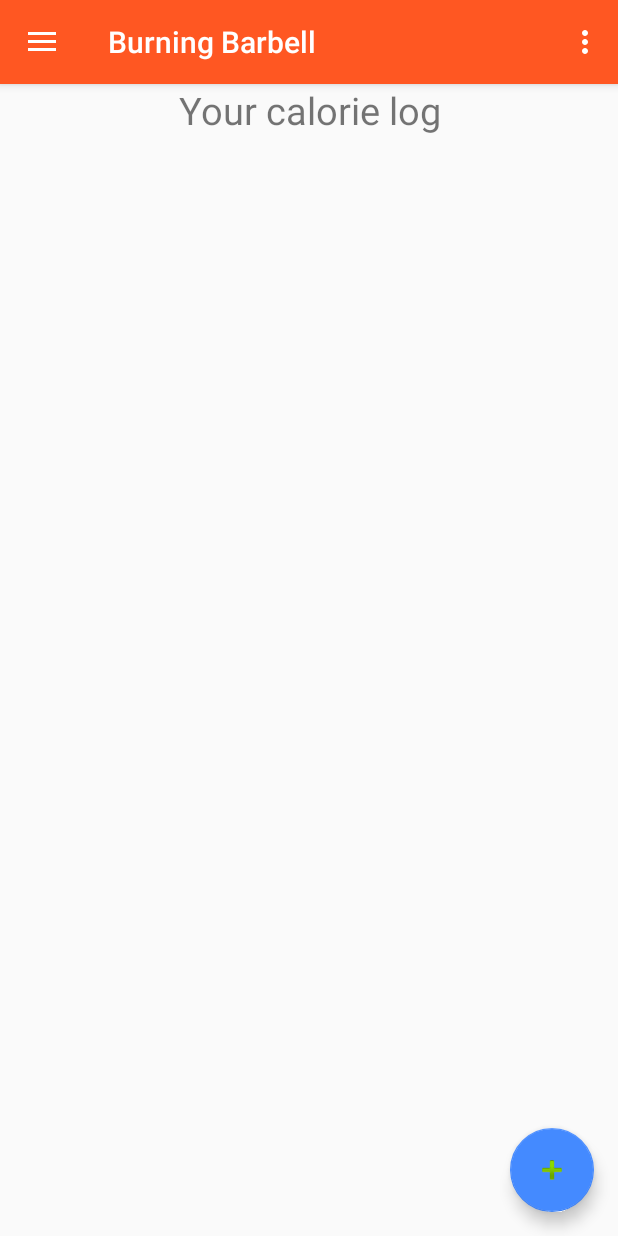
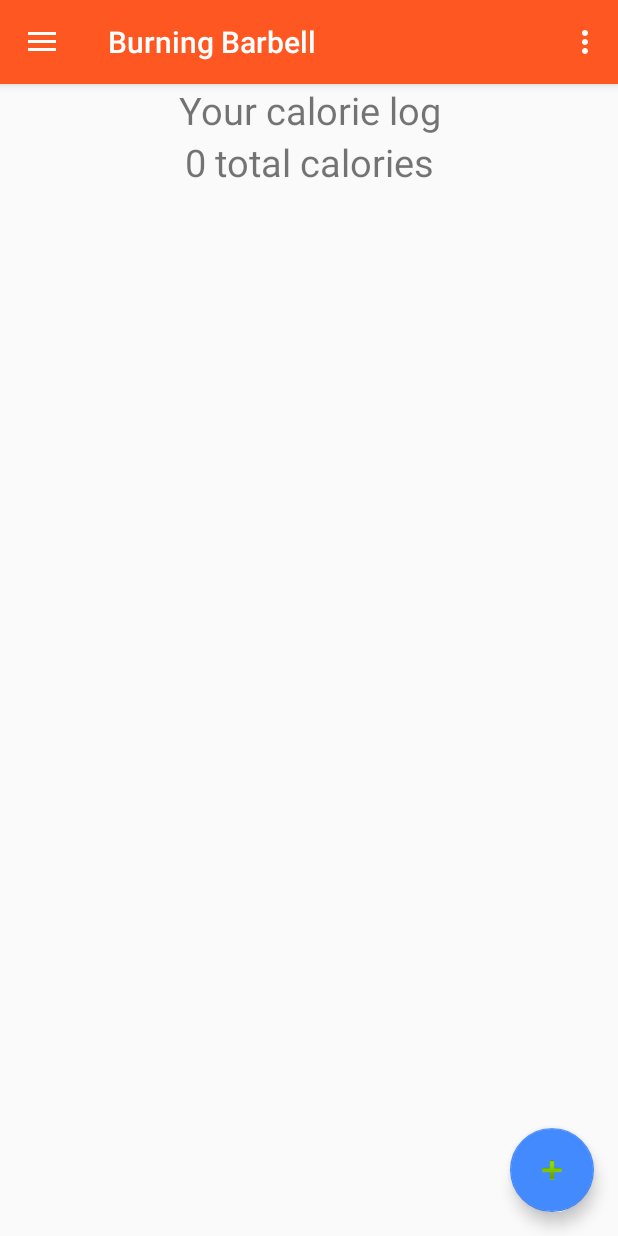
Before and after one commit to StefanoIaconetti/PersonalFitness-App, an Android app: the screen it shows after launch (MainActivity), in the side drawer, after a tap on "Log your calories!", on a phone screen of 412 x 824 dp. Run offline under Robolectric (Android 15) with nearby library versions, the phone set to English and light mode, and no system bars.

Commit message:
#68 #54 calorie now accepts only integers and total calories display

```diff
--- a/app/src/main/java/com/stefanoiaconetti/personalfitness_app/CalorieLogFragment.java
+++ b/app/src/main/java/com/stefanoiaconetti/personalfitness_app/CalorieLogFragment.java
@@ -9,6 +9,7 @@ import android.support.v7.widget.RecyclerView;
 import android.view.LayoutInflater;
 import android.view.View;
 import android.view.ViewGroup;
+import android.widget.TextView;
 
 import java.util.ArrayList;
 
@@ -31,6 +32,7 @@ public class CalorieLogFragment extends Fragment {
     private String mParam1;
     private String mParam2;
     public static ArrayList<CalorieLog> calorieArray = new ArrayList<CalorieLog>();
+    public static int totalCalorie;
 
     private OnFragmentInteractionListener mListener;
 
@@ -69,13 +71,15 @@ public class CalorieLogFragment extends Fragment {
     public View onCreateView(LayoutInflater inflater, ViewGroup container,
                              Bundle savedInstanceState) {
         View view =  inflater.inflate(R.layout.fragment_calorie_log, container, false);
-
+        TextView totalCals = (TextView) view.findViewById(R.id.textTotalCals);
 
         RecyclerView recyclerView = view.findViewById(R.id.caloriesRecyclerView);
         recyclerView.setLayoutManager(new LinearLayoutManager(getContext()));
 
         CustomRecyclerViewAdapterCalories adapter = new CustomRecyclerViewAdapterCalories(calorieArray);
         recyclerView.setAdapter(adapter);
+
+    totalCals.setText(totalCalorie + " total calories");
         return view;
 
     }
--- a/app/src/main/java/com/stefanoiaconetti/personalfitness_app/CustomRecyclerViewAdapterCalories.java
+++ b/app/src/main/java/com/stefanoiaconetti/personalfitness_app/CustomRecyclerViewAdapterCalories.java
@@ -32,11 +32,7 @@ public class CustomRecyclerViewAdapterCalories extends RecyclerView.Adapter {
 
             ((CustomViewHolder) holder).foodDrinkItem.setText(calories.getFoodDrinkItem());
             ((CustomViewHolder) holder).calories.setText(calories.getCalories());
-
-
-
         }
-
         @Override
         public int getItemCount() {
             if (myCalories != null) {
--- a/app/src/main/java/com/stefanoiaconetti/personalfitness_app/HomeFragment.java
+++ b/app/src/main/java/com/stefanoiaconetti/personalfitness_app/HomeFragment.java
@@ -81,8 +81,8 @@ public class HomeFragment extends Fragment {
         TextView quoteView = (TextView) view.findViewById(R.id.quoteText);
         TextView calNameText = (TextView) view.findViewById(R.id.calNameText);
 
-        if(SettingsFragment.showCals == true){
-            calNameText.setText(SettingsFragment.name + " you have eaten " + "this many calories");
+        if((SettingsFragment.showCals == true) && (SettingsFragment.hasName == true)){
+            calNameText.setText(SettingsFragment.name + " you have eaten " + CalorieLogFragment.totalCalorie + " calories");
         }else if(SettingsFragment.hasName){
             calNameText.setText("Hi " + SettingsFragment.name);
         }
--- a/app/src/main/res/layout/fragment_calorie_log.xml
+++ b/app/src/main/res/layout/fragment_calorie_log.xml
@@ -18,6 +18,13 @@
     <android.support.v7.widget.RecyclerView
         android:id="@+id/caloriesRecyclerView"
         android:layout_width="match_parent"
-        android:layout_height="match_parent"
-        android:layout_centerInParent="true"/>
+        android:layout_height="wrap_content"
+        android:layout_centerInParent="true" />
+
+    <TextView
+        android:id="@+id/textTotalCals"
+        android:layout_width="match_parent"
+        android:layout_height="wrap_content"
+        android:textAlignment="center"
+        android:textSize="@dimen/title_size" />
 </LinearLayout>
```
Also changed, not shown: app/src/main/java/com/stefanoiaconetti/personalfitness_app/MainActivity.java (+15 -7 lines).
